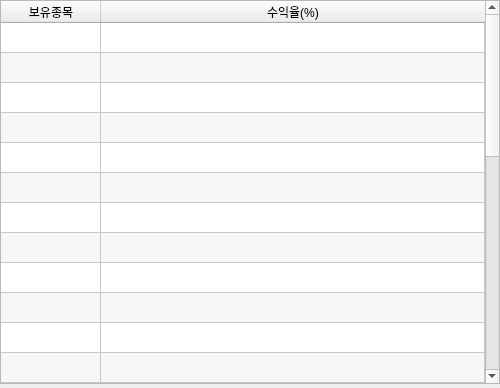
Above: src/styles/ui/holding_list.ui from showmethecoin/upbit-trader before the change. Below: the same form after it.
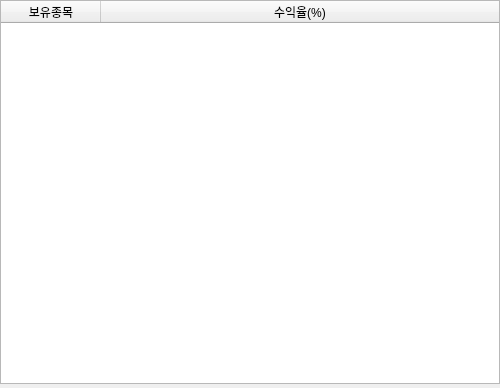
That is the form after the change.

Patch:
```diff
--- a/src/styles/ui/holding_list.ui
+++ b/src/styles/ui/holding_list.ui
@@ -86,7 +86,7 @@
       <enum>QAbstractItemView::ScrollPerPixel</enum>
      </property>
      <property name="rowCount">
-      <number>30</number>
+      <number>0</number>
      </property>
      <property name="columnCount">
       <number>2</number>
@@ -118,6 +118,9 @@
      <attribute name="verticalHeaderCascadingSectionResizes">
       <bool>false</bool>
      </attribute>
+     <attribute name="verticalHeaderDefaultSectionSize">
+      <number>30</number>
+     </attribute>
      <attribute name="verticalHeaderHighlightSections">
       <bool>true</bool>
      </attribute>
@@ -127,36 +130,6 @@
      <attribute name="verticalHeaderStretchLastSection">
       <bool>false</bool>
      </attribute>
-     <row/>
-     <row/>
-     <row/>
-     <row/>
-     <row/>
-     <row/>
-     <row/>
-     <row/>
-     <row/>
-     <row/>
-     <row/>
-     <row/>
-     <row/>
-     <row/>
-     <row/>
-     <row/>
-     <row/>
-     <row/>
-     <row/>
-     <row/>
-     <row/>
-     <row/>
-     <row/>
-     <row/>
-     <row/>
-     <row/>
-     <row/>
-     <row/>
-     <row/>
-     <row/>
      <column>
       <property name="text">
        <string>보유종목</string>
```
